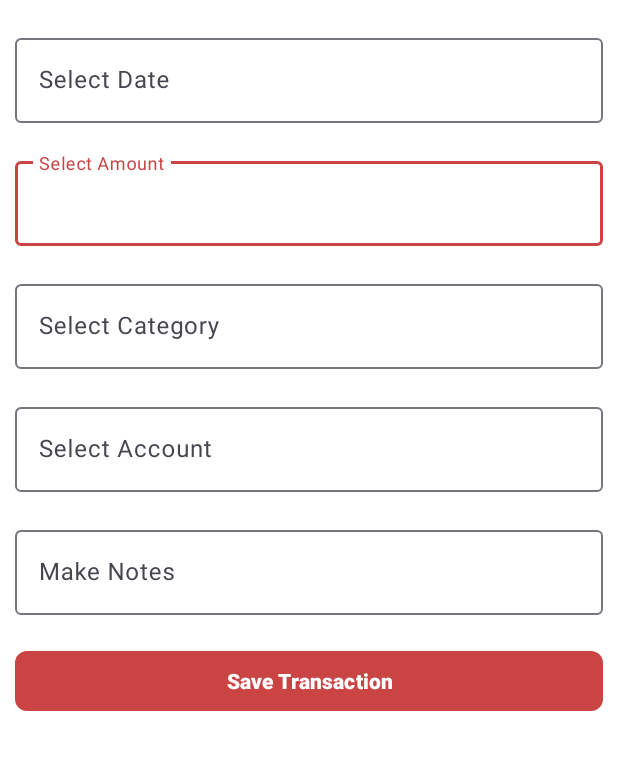
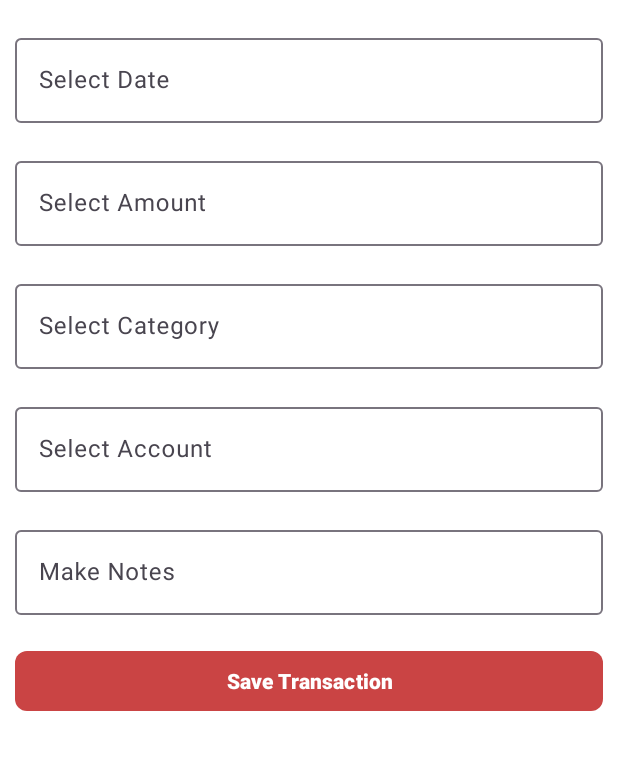
Before and after one commit to AtomicFive4059/expensesManager_App, an Android app: the layout fragment_add_transaction.xml on its own in the app's theme, with its tools: preview values and no code run, on a phone screen of 412 x 824 dp, the part 80-850 px from its top. Run offline under Robolectric (Android 15) with nearby library versions, the phone set to English and light mode, and no system bars; Roboto replaces fonts that are not available here.

```diff
--- a/app/build.gradle.kts
+++ b/app/build.gradle.kts
@@ -1,4 +1,3 @@
-import com.android.tools.r8.internal.id
 
 plugins {
     alias(libs.plugins.androidApplication)
--- a/app/src/main/res/layout/fragment_add_transaction.xml
+++ b/app/src/main/res/layout/fragment_add_transaction.xml
@@ -79,7 +79,8 @@
                     android:layout_width="match_parent"
                     android:layout_height="wrap_content"
                     android:hint="Select Amount"
-                    android:inputType="number"/>
+                    android:inputType="number"
+                    android:focusable="false"/>
             </com.google.android.material.textfield.TextInputLayout>
 
             <!--            TextInputLayout: for category-->
@@ -123,7 +124,8 @@
                     android:id="@+id/make_Notes"
                     android:layout_width="match_parent"
                     android:layout_height="wrap_content"
-                    android:hint="Make Notes" />
+                    android:hint="Make Notes"
+                    android:focusable="false"/>
             </com.google.android.material.textfield.TextInputLayout>
 
 <!--            MaterialButton: for save transaction-->
--- a/build.gradle.kts
+++ b/build.gradle.kts
@@ -5,7 +5,7 @@ buildscript {
         mavenCentral()
     }
     dependencies {
-        classpath ("io.realm:realm-gradle-plugin:10.18.0")
+        classpath (dependencyNotation = "io.realm:realm-gradle-plugin:10.18.0")
     }
 }
 
```
Also changed, not shown: app/src/main/java/com/example/expensesmanagerapp/MainActivity.java (+61 -26 lines), app/src/main/java/com/example/expensesmanagerapp/fragment/MainViewModel.java (added, +86 -0 lines).
